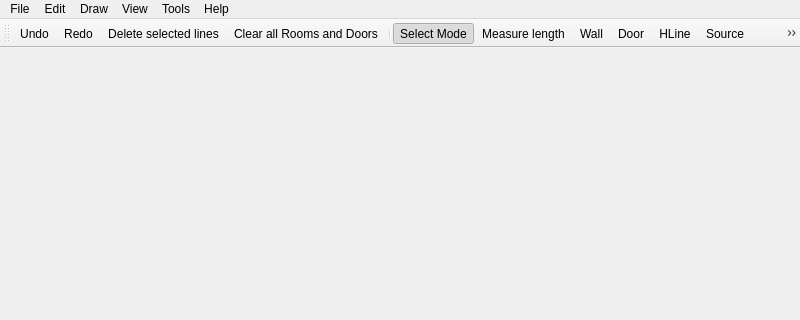
Old version of the form forms/mainwindow.ui in the repository JuPedSim/jpseditor; both pictures show x 0 to 800 and y 0 to 320 of the 800 by 600 pixel window.
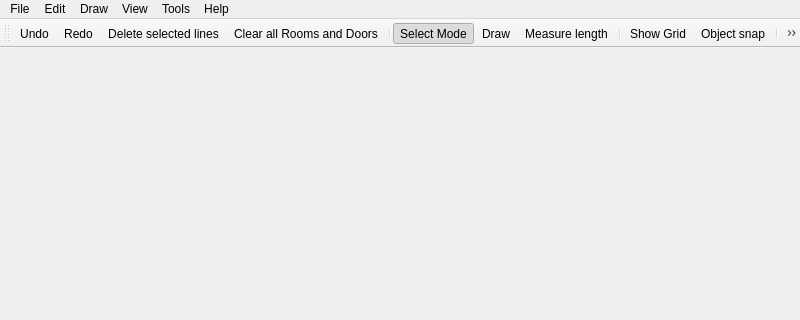
New version of the form. Icons and pictures are not drawn.

What changed in the file:
```diff
--- a/forms/mainwindow.ui
+++ b/forms/mainwindow.ui
@@ -128,13 +128,8 @@
    <addaction name="actionClear_all_Rooms_and_Doors"/>
    <addaction name="separator"/>
    <addaction name="actionSelect_Mode"/>
+   <addaction name="actionDraw"/>
    <addaction name="actionMeasureLength"/>
-   <addaction name="actionWall"/>
-   <addaction name="actionDoor"/>
-   <addaction name="actionHLine"/>
-   <addaction name="actionSource"/>
-   <addaction name="actionGoal"/>
-   <addaction name="actionLandmark"/>
    <addaction name="separator"/>
    <addaction name="actiongridmode"/>
    <addaction name="actionObjectsnap"/>
@@ -806,6 +801,23 @@
     <string>Measure length</string>
    </property>
   </action>
+  <action name="actionDraw">
+   <property name="checkable">
+    <bool>true</bool>
+   </property>
+   <property name="icon">
+    <iconset resource="../Resources/resources.qrc">
+     <normaloff>:/inAppIcons/Icons/draw.png</normaloff>:/inAppIcons/Icons/draw.png</iconset>
+   </property>
+   <property name="text">
+    <string>Draw</string>
+   </property>
+  </action>
+  <action name="actionBackground">
+   <property name="text">
+    <string>Import Backgroud</string>
+   </property>
+  </action>
  </widget>
  <resources>
   <include location="../Resources/resources.qrc"/>
```
Left out of the diff: 6 changed lines with no effect on the pictures.
